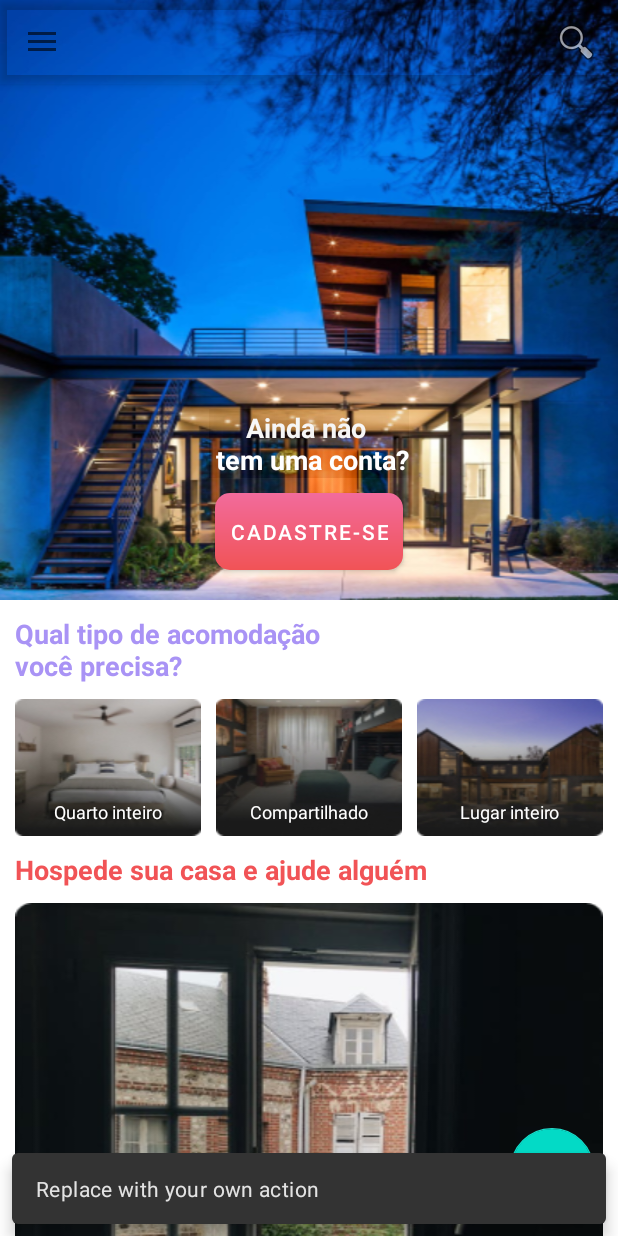
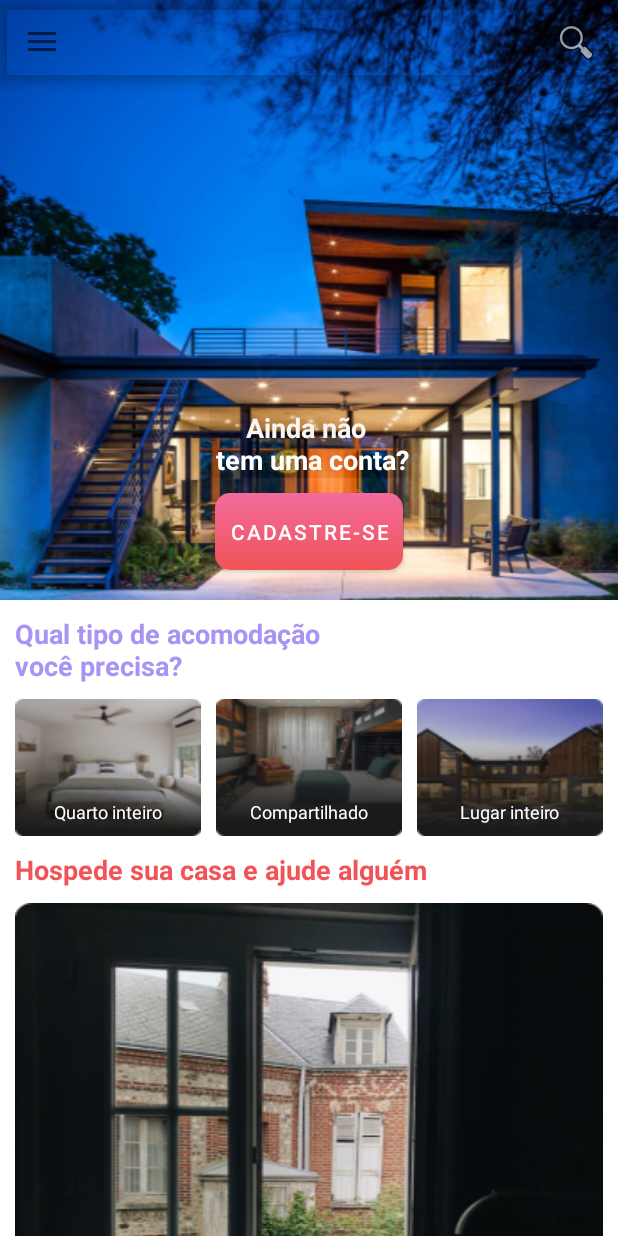
Before and after one commit to Queerfy/mobile-queerfy, an Android app: the screen it shows after launch (NavigationDrawerActivity), after a tap on "Collapse", on a phone screen of 412 x 824 dp. Run offline under Robolectric (Android 15) with nearby library versions, the phone set to English and light mode, and no system bars; our stand-ins replace navigation-ui; 3 other taps on this screen came first.

Commit message:
retirando componentes que não vão ser usados

```diff
--- a/app/src/main/java/com/example/queerfy/view/NavigationDrawerActivity.kt
+++ b/app/src/main/java/com/example/queerfy/view/NavigationDrawerActivity.kt
@@ -36,10 +36,6 @@ class NavigationDrawerActivity : AppCompatActivity() {
         setSupportActionBar(this.binding.appBarNavigationDrawer.toolbar)
         supportActionBar?.setDisplayShowTitleEnabled(false)
 
-        this.binding.appBarNavigationDrawer.fab.setOnClickListener { view ->
-            Snackbar.make(view, "Replace with your own action", Snackbar.LENGTH_LONG)
-                .setAction("Action", null).show()
-        }
         val drawerLayout: DrawerLayout = this.binding.drawerLayout
         val navView: NavigationView = this.binding.navView
         val navController = findNavController(R.id.nav_host_fragment_content_navigation_drawer)
--- a/app/src/main/res/layout/app_bar_navigation_drawer.xml
+++ b/app/src/main/res/layout/app_bar_navigation_drawer.xml
@@ -21,15 +21,4 @@
 
     <include layout="@layout/content_navigation_drawer" />
 
-    <com.google.android.material.floatingactionbutton.FloatingActionButton
-        android:id="@+id/fab"
-        android:layout_width="wrap_content"
-        android:layout_height="wrap_content"
-        android:layout_gravity="bottom|end"
-        android:layout_marginEnd="@dimen/fab_margin"
-        android:layout_marginBottom="16dp"
-        app:srcCompat="@android:drawable/ic_dialog_email"
-        app:layout_constraintBottom_toBottomOf="parent"
-        app:layout_constraintEnd_toEndOf="parent" />
-
 </androidx.constraintlayout.widget.ConstraintLayout>
```
